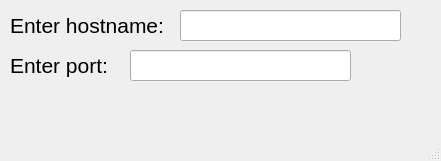
Before: the Qt Designer form src/resources/UI/waiting.ui in abbeswrld/web, drawn with Qt 5.
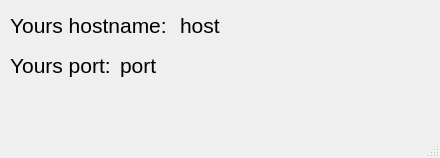
After: the same form once the commit is applied.

```diff
--- a/src/resources/UI/waiting.ui
+++ b/src/resources/UI/waiting.ui
@@ -6,20 +6,38 @@
    <rect>
     <x>0</x>
     <y>0</y>
-    <width>441</width>
-    <height>161</height>
+    <width>440</width>
+    <height>158</height>
    </rect>
   </property>
   <property name="windowTitle">
    <string>Entrance</string>
   </property>
   <widget class="QWidget" name="centralwidget">
-   <widget class="QLineEdit" name="enter_host_2">
+   <widget class="QLabel" name="label_2">
+    <property name="geometry">
+     <rect>
+      <x>10</x>
+      <y>50</y>
+      <width>101</width>
+      <height>31</height>
+     </rect>
+    </property>
+    <property name="font">
+     <font>
+      <pointsize>16</pointsize>
+     </font>
+    </property>
+    <property name="text">
+     <string>Yours port:</string>
+    </property>
+   </widget>
+   <widget class="QLabel" name="s_host">
     <property name="geometry">
      <rect>
       <x>180</x>
       <y>10</y>
-      <width>221</width>
+      <width>241</width>
       <height>31</height>
      </rect>
     </property>
@@ -29,28 +47,10 @@
      </font>
     </property>
     <property name="text">
-     <string/>
+     <string>host</string>
     </property>
    </widget>
-   <widget class="QLabel" name="label_5">
-    <property name="geometry">
-     <rect>
-      <x>10</x>
-      <y>50</y>
-      <width>111</width>
-      <height>31</height>
-     </rect>
-    </property>
-    <property name="font">
-     <font>
-      <pointsize>16</pointsize>
-     </font>
-    </property>
-    <property name="text">
-     <string>Enter port:</string>
-    </property>
-   </widget>
-   <widget class="QLabel" name="label_6">
+   <widget class="QLabel" name="label">
     <property name="geometry">
      <rect>
       <x>10</x>
@@ -65,15 +65,15 @@
      </font>
     </property>
     <property name="text">
-     <string>Enter hostname:</string>
+     <string>Yours hostname:</string>
     </property>
    </widget>
-   <widget class="QLineEdit" name="enter_port_2">
+   <widget class="QLabel" name="s_port">
     <property name="geometry">
      <rect>
-      <x>130</x>
+      <x>120</x>
       <y>50</y>
-      <width>221</width>
+      <width>301</width>
       <height>31</height>
      </rect>
     </property>
@@ -83,7 +83,7 @@
      </font>
     </property>
     <property name="text">
-     <string/>
+     <string>port</string>
     </property>
    </widget>
   </widget>
```
Left out of the diff: 2 changed lines with no effect on the pictures.
